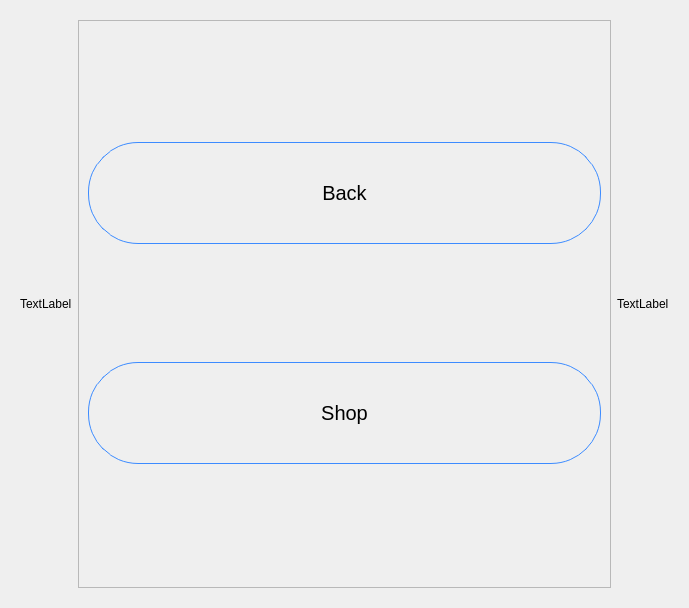
First picture: the form in title.ui, repository andrewreeman/staffGames, before the edit.
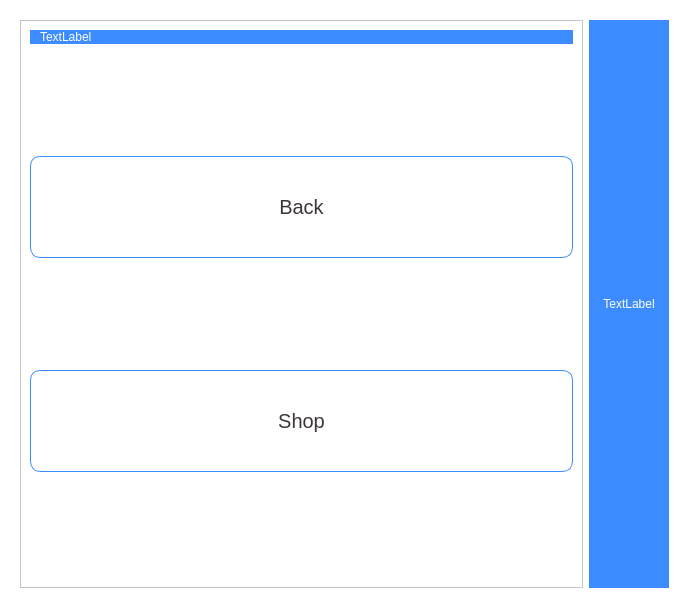
Second picture: the form after the edit. The open tabs and pages were chosen to show the change.

```diff
--- a/title.ui
+++ b/title.ui
@@ -23,21 +23,48 @@
    <bool>false</bool>
   </property>
   <property name="styleSheet">
-   <string notr="true">QLabel#titleLabel{
-    background-color: #3C8BFF;
-    color: rgb(255, 255, 255);
+   <string notr="true">*{
+	background-color: rgb(255, 255, 255);
+   color: rgb(61, 54, 54);
+}
+QLabel{
+   background-color: #3C8BFF;
+   color: rgb(255, 255, 255);
+}
+QLabel#gameTitle{
+  min-height: 200px;
+  qproperty-alignment: AlignCenter;
+  font-size: 40px;
+ font-family: &quot;GFS Artemisia&quot;;
+}
+
+*[titleLabel=&quot;true&quot;]{
+     font-size: 28px;
+    min-height: 50px;
+/*	border-bottom: 5px solid rgb(78,60,255);*/
+	border-bottom: 5px solid rgb(255,176,60);
+ }
+
+QLabel#userScore{
+	border-bottom: none;
 }
 
 QPushButton{
-    font-size: 20px;
+	 font-size: 20px;
     font-family: &quot;Arial&quot;;
     border: 1px solid #3C8BFF;
-	border-radius: 50px;
+	 border-radius: 10px;
     min-height: 100px;
 }
 
 QDialog QPushButton{
-    min-height: 30px;
+    min-height: 50px;
+	 min-width: 100px
+}
+
+QDialog QLabel{
+	  background-color: rgb(255, 255, 255);
+     color: rgb(61, 54, 54);
 }
 
 QPushButton:pressed{
@@ -46,12 +73,22 @@
 }
 
 *[dynamicButton=&quot;true&quot;]{
-	border-radius: 100px;
+	border-radius: 50px;
+   background-color: #3C8BFF;
+   color: rgb(255, 255, 255);  
+}
+
+*[dynamicButton=&quot;true&quot;]:pressed{
+	background-color: rgb(255, 255, 255);  
+   color: #3C8BFF;
 }</string>
   </property>
   <layout class="QVBoxLayout" name="verticalLayout_3">
    <item>
     <widget class="QStackedWidget" name="stackedWidget">
+     <property name="styleSheet">
+      <string notr="true"/>
+     </property>
      <property name="currentIndex">
       <number>1</number>
      </property>
@@ -187,13 +224,6 @@
      </widget>
      <widget class="QWidget" name="UserGames">
       <layout class="QHBoxLayout" name="horizontalLayout_2">
-       <item>
-        <widget class="QLabel" name="userScore">
-         <property name="text">
-          <string>TextLabel</string>
-         </property>
-        </widget>
-       </item>
        <item>
         <widget class="QScrollArea" name="gameContainer">
          <property name="widgetResizable">
@@ -204,11 +234,37 @@
            <rect>
             <x>0</x>
             <y>0</y>
-            <width>505</width>
+            <width>565</width>
             <height>570</height>
            </rect>
           </property>
           <layout class="QVBoxLayout" name="verticalLayout_5">
+           <item>
+            <widget class="QLabel" name="userName">
+             <property name="text">
+              <string>TextLabel</string>
+             </property>
+             <property name="alignment">
+              <set>Qt::AlignLeading|Qt::AlignLeft|Qt::AlignVCenter</set>
+             </property>
+             <property name="indent">
+              <number>10</number>
+             </property>
+            </widget>
+           </item>
+           <item>
+            <spacer name="verticalSpacer_5">
+             <property name="orientation">
+              <enum>Qt::Vertical</enum>
+             </property>
+             <property name="sizeHint" stdset="0">
+              <size>
+               <width>20</width>
+               <height>40</height>
+              </size>
+             </property>
+            </spacer>
+           </item>
            <item>
             <widget class="QPushButton" name="backToUserList">
              <property name="text">
@@ -216,6 +272,19 @@
              </property>
             </widget>
            </item>
+           <item>
+            <spacer name="verticalSpacer_6">
+             <property name="orientation">
+              <enum>Qt::Vertical</enum>
+             </property>
+             <property name="sizeHint" stdset="0">
+              <size>
+               <width>20</width>
+               <height>40</height>
+              </size>
+             </property>
+            </spacer>
+           </item>
            <item>
             <widget class="QPushButton" name="shopButton">
              <property name="text">
@@ -223,15 +292,46 @@
              </property>
             </widget>
            </item>
+           <item>
+            <spacer name="verticalSpacer_7">
+             <property name="orientation">
+              <enum>Qt::Vertical</enum>
+             </property>
+             <property name="sizeHint" stdset="0">
+              <size>
+               <width>20</width>
+               <height>40</height>
+              </size>
+             </property>
+            </spacer>
+           </item>
           </layout>
          </widget>
         </widget>
        </item>
        <item>
-        <widget class="QLabel" name="userName">
+        <widget class="QLabel" name="userScore">
+         <property name="sizePolicy">
+          <sizepolicy hsizetype="Minimum" vsizetype="Preferred">
+           <horstretch>0</horstretch>
+           <verstretch>0</verstretch>
+          </sizepolicy>
+         </property>
+         <property name="minimumSize">
+          <size>
+           <width>80</width>
+           <height>0</height>
+          </size>
+         </property>
          <property name="text">
           <string>TextLabel</string>
          </property>
+         <property name="alignment">
+          <set>Qt::AlignCenter</set>
+         </property>
+         <property name="indent">
+          <number>-1</number>
+         </property>
         </widget>
        </item>
       </layout>
```
Left out of the diff: 64 changed lines with no effect on the pictures.
